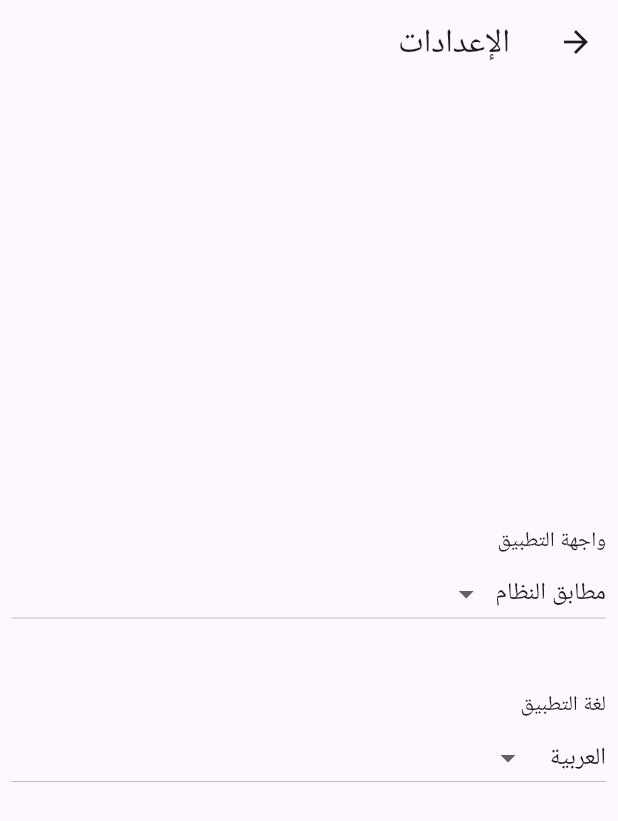
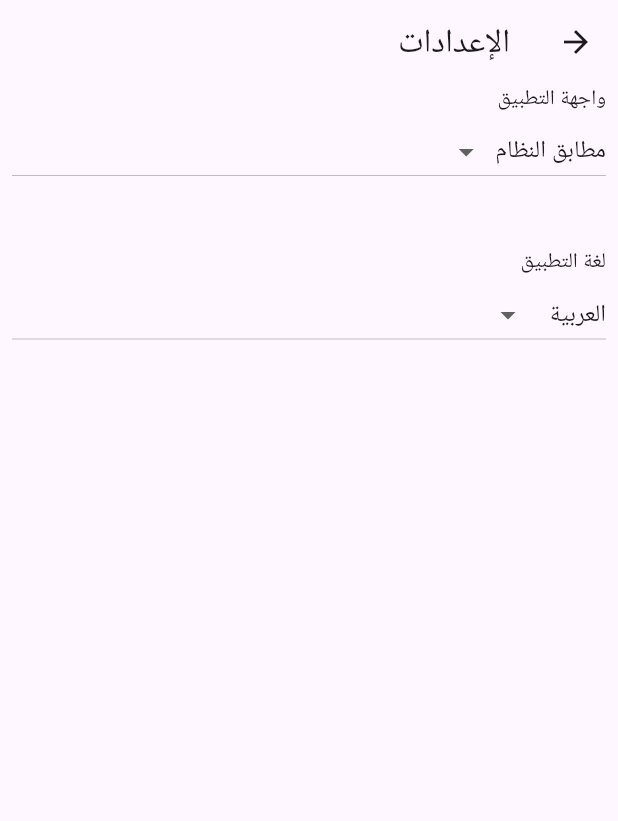
Before and after one commit to 0xcodezero/incidents, a Flutter app: the screen it shows after launch, after a tap on the "settings" icon, on a phone screen of 412 x 824 dp. Shown: the top 821 px of the screen. Run offline on Flutter 3.47's test engine with Material 3 defaults, Android fonts, the phone set to English and light mode, and no system bars; our stand-ins replace shared_preferences, syncfusion_flutter_charts; generated files the repository leaves out were written again.

Commit message:
[Feature][WIP] Incidents Dashboard with Constants data

```diff
--- a/incidents/lib/src/app.dart
+++ b/incidents/lib/src/app.dart
@@ -1,12 +1,13 @@
 import 'package:flutter/material.dart';
 import 'package:flutter_gen/gen_l10n/app_localizations.dart';
 import 'package:flutter_localizations/flutter_localizations.dart';
+import 'package:incidents/src/dashboard/dashboard_screen.dart';
 import 'package:incidents/src/providers/localization_provider.dart';
 import 'package:provider/provider.dart';
 import 'package:shared_preferences/shared_preferences.dart';
 
 import 'sample_feature/sample_item_details_view.dart';
-import 'sample_feature/sample_item_list_view.dart';
+import 'sample_feature/incidents_list_view.dart';
 import 'settings/settings_controller.dart';
 import 'settings/settings_view.dart';
 
@@ -78,9 +79,11 @@ class MyApp extends StatelessWidget {
                         return SettingsView(controller: settingsController);
                       case SampleItemDetailsView.routeName:
                         return const SampleItemDetailsView();
-                      case SampleItemListView.routeName:
+                      case DashboardScreen.routeName:
+                        return const DashboardScreen();
+                      case IcidentsListView.routeName:
                       default:
-                        return const SampleItemListView();
+                        return const IcidentsListView();
                     }
                   },
                 );
--- a/incidents/lib/src/localization/app_ar.arb
+++ b/incidents/lib/src/localization/app_ar.arb
@@ -6,5 +6,6 @@
   "settingsAppTheme": "واجهة التطبيق",
   "settingsSystemTheme": "مطابق النظام",
   "settingsLightTheme": "واجهات فاتحة",
-  "settingsDarkTheme": "واجهات داكنة"
+  "settingsDarkTheme": "واجهات داكنة",
+  "dashboard": "إحصائيات الاستخدام"
 }
--- a/incidents/lib/src/localization/app_en.arb
+++ b/incidents/lib/src/localization/app_en.arb
@@ -9,5 +9,6 @@
   "settingsAppTheme": "Application Theme",
   "settingsSystemTheme": "System Theme",
   "settingsLightTheme": "Light Theme",
-  "settingsDarkTheme": "Dark Theme"
+  "settingsDarkTheme": "Dark Theme",
+  "dashboard": "Dashboard"
 }
--- a/incidents/lib/src/sample_feature/sample_item_list_view.dart
+++ b/incidents/lib/src/sample_feature/incidents_list_view.dart
@@ -1,12 +1,13 @@
 import 'package:flutter/material.dart';
+import 'package:incidents/src/dashboard/dashboard_screen.dart';
 
 import '../settings/settings_view.dart';
 import 'sample_item.dart';
 import 'sample_item_details_view.dart';
 
-/// Displays a list of SampleItems.
-class SampleItemListView extends StatelessWidget {
-  const SampleItemListView({
+/// Displays a list of Incidents.
+class IcidentsListView extends StatelessWidget {
+  const IcidentsListView({
     super.key,
     this.items = const [SampleItem(1), SampleItem(2), SampleItem(3)],
   });
@@ -28,6 +29,15 @@ class SampleItemListView extends StatelessWidget {
               // to the app after it has been killed while running in the
               // background, the navigation stack is restored.
               Navigator.restorablePushNamed(context, SettingsView.routeName);
+            },
+          ),
+          IconButton(
+            icon: const Icon(Icons.dashboard),
+            onPressed: () {
+              // Navigate to the settings page. If the user leaves and returns
+              // to the app after it has been killed while running in the
+              // background, the navigation stack is restored.
+              Navigator.restorablePushNamed(context, DashboardScreen.routeName);
             },
           ),
         ],
@@ -62,8 +72,7 @@ class SampleItemListView extends StatelessWidget {
                   context,
                   SampleItemDetailsView.routeName,
                 );
-            }
-          );
+              });
         },
       ),
     );
--- a/incidents/lib/src/settings/settings_view.dart
+++ b/incidents/lib/src/settings/settings_view.dart
@@ -23,7 +23,7 @@ class SettingsView extends StatelessWidget {
           title: Text(AppLocalizations.of(context)!.settings),
         ),
         body: Column(
-          mainAxisAlignment: MainAxisAlignment.center,
+          mainAxisAlignment: MainAxisAlignment.start,
           crossAxisAlignment: CrossAxisAlignment.stretch,
           children: [
             Padding(
--- a/incidents/pubspec.yaml
+++ b/incidents/pubspec.yaml
@@ -16,6 +16,7 @@ dependencies:
     sdk: flutter
   provider: ^6.1.2
   shared_preferences: ^2.1.0
+  syncfusion_flutter_charts: ^25.2.5
 
 dev_dependencies:
   flutter_test:
```
Also changed, not shown: incidents/lib/src/dashboard/dashboard_screen.dart (added, +61 -0 lines). Lines whose indentation alone changed are shown as unchanged.
